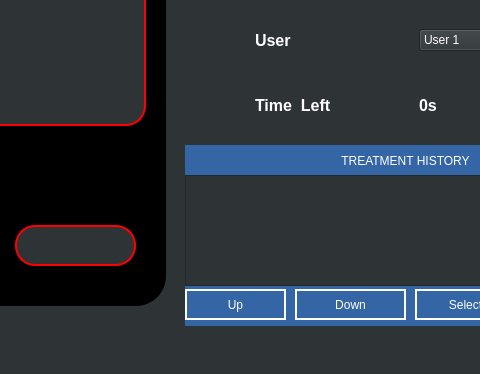
Above: Oasis/mainwindow.ui from AmnElDawla/OasisPro before the change; both pictures show x 915 to 1395 and y 205 to 579 of the 1560 by 579 pixel window. Below: the same form after it.
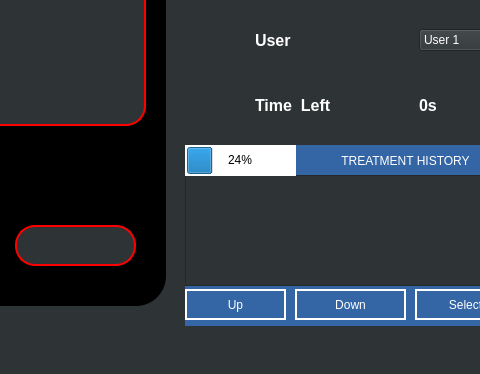
That is the form after the change. Icons and pictures are not drawn.

Commit message: Extra battery indicator added

Patch:
```diff
--- a/Oasis/mainwindow.ui
+++ b/Oasis/mainwindow.ui
@@ -1293,6 +1293,27 @@
      <string>Clear All</string>
     </property>
    </widget>
+   <widget class="QProgressBar" name="batteryLeft">
+    <property name="geometry">
+     <rect>
+      <x>1100</x>
+      <y>350</y>
+      <width>111</width>
+      <height>31</height>
+     </rect>
+    </property>
+    <property name="styleSheet">
+     <string notr="true">#batteryLeft {
+border: 2px solid white;
+color: black;
+text-align: center;
+background-color: white;
+}</string>
+    </property>
+    <property name="value">
+     <number>24</number>
+    </property>
+   </widget>
   </widget>
   <widget class="QMenuBar" name="menubar">
    <property name="geometry">
```
The commit also changes 1 other file.
